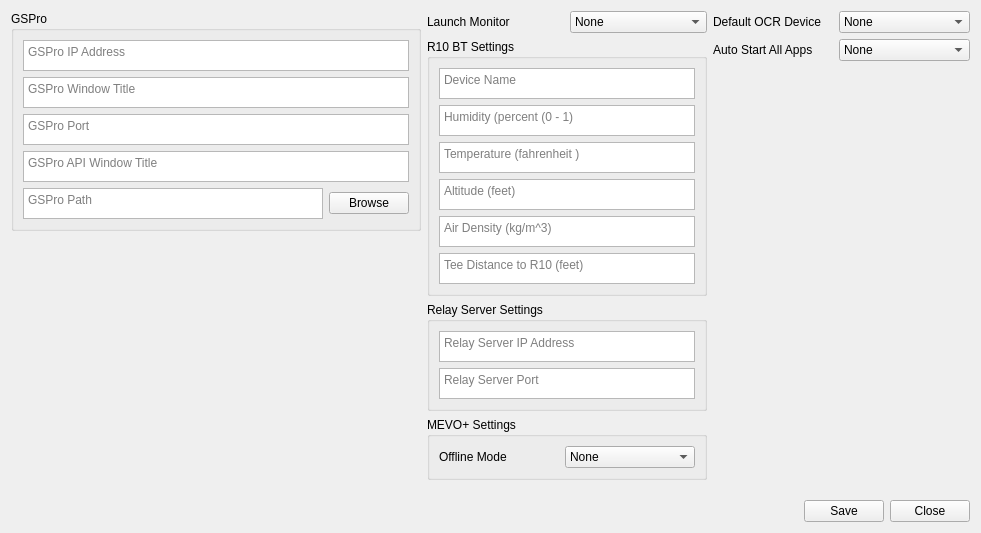
The window that src/SettingsForm.ui (springbok/MLM2PRO-GSPro-Connector) describes before a commit, drawn with Qt 5.
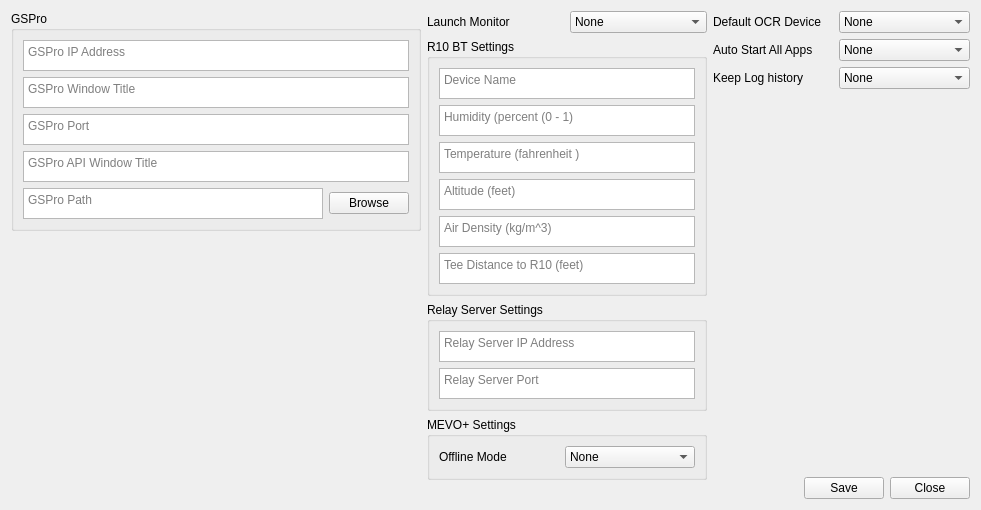
The same window after the commit.

Commit message: Add mevo offline mode label, add keep log history setting, add version to window title

```diff
--- a/src/SettingsForm.ui
+++ b/src/SettingsForm.ui
@@ -10,13 +10,13 @@
     <x>0</x>
     <y>0</y>
     <width>981</width>
-    <height>533</height>
+    <height>510</height>
    </rect>
   </property>
   <property name="windowTitle">
    <string>Settings</string>
   </property>
-  <layout class="QVBoxLayout" name="verticalLayout_10">
+  <layout class="QHBoxLayout" name="horizontalLayout_7">
    <item>
     <layout class="QHBoxLayout" name="horizontalLayout_6">
      <item>
@@ -685,6 +685,49 @@
          </item>
         </layout>
        </item>
+       <item>
+        <layout class="QHBoxLayout" name="horizontalLayout_15">
+         <item>
+          <widget class="QLabel" name="log_history_label">
+           <property name="minimumSize">
+            <size>
+             <width>120</width>
+             <height>0</height>
+            </size>
+           </property>
+           <property name="maximumSize">
+            <size>
+             <width>120</width>
+             <height>16777215</height>
+            </size>
+           </property>
+           <property name="text">
+            <string>Keep Log history</string>
+           </property>
+          </widget>
+         </item>
+         <item>
+          <widget class="QComboBox" name="log_history_combo">
+           <property name="minimumSize">
+            <size>
+             <width>130</width>
+             <height>0</height>
+            </size>
+           </property>
+           <item>
+            <property name="text">
+             <string>None</string>
+            </property>
+           </item>
+           <item>
+            <property name="text">
+             <string>New Item</string>
+            </property>
+           </item>
+          </widget>
+         </item>
+        </layout>
+       </item>
        <item>
         <spacer name="verticalSpacer">
          <property name="orientation">
```
The commit also changes 9 other files.
